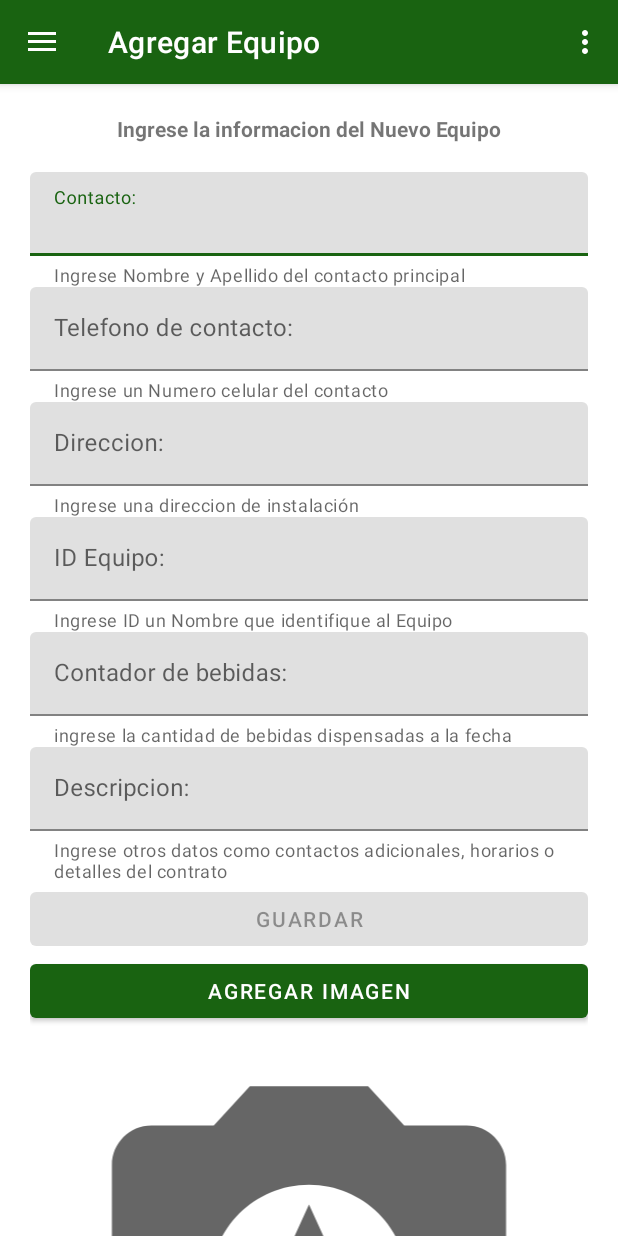
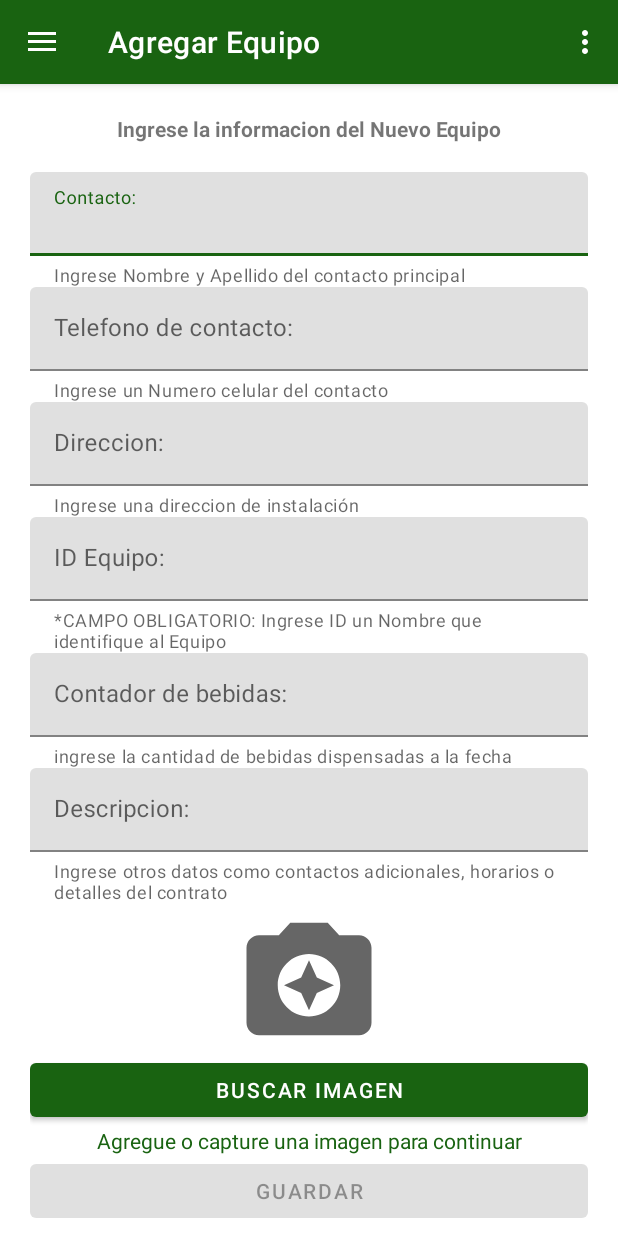
Before and after one commit to xwill007/Telemetria_Esp8266, an Android app: the screen it shows after launch once a user with an empty profile is signed in (MainActivity), on a phone screen of 412 x 824 dp. Run offline under Robolectric (Android 15) with nearby library versions, the phone set to English and light mode, and no system bars; our stand-ins replace Firebase (no records; nobody signed in at launch, a user with empty details on screens opened directly), navigation-ui.

Commit message:
foto y id obligatorios para registro de equipo

```diff
--- a/app/src/main/java/com/willvargas/telemetria_esp8266/Activities/SplashActivity.kt
+++ b/app/src/main/java/com/willvargas/telemetria_esp8266/Activities/SplashActivity.kt
@@ -4,12 +4,10 @@ import android.content.Intent
 import androidx.appcompat.app.AppCompatActivity
 import android.os.Bundle
 import android.view.Window
-import android.widget.Toast
 import com.google.firebase.auth.FirebaseAuth
 import com.google.firebase.auth.ktx.auth
 import com.google.firebase.ktx.Firebase
 import com.willvargas.telemetria_esp8266.R
-import java.security.AccessController.getContext
 import java.util.*
 import kotlin.concurrent.timerTask
 
@@ -25,7 +23,7 @@ class SplashActivity : AppCompatActivity() {
         val timer = Timer()
         timer.schedule(timerTask {
             if (auth.currentUser != null){
-                goToMainActivity() //USUARIO autenticado
+                goToMainActivity()
             }else{goToLoginActivity()}
         },1000
         )
--- a/app/src/main/java/com/willvargas/telemetria_esp8266/data/local/entities/Equipo.kt
+++ b/app/src/main/java/com/willvargas/telemetria_esp8266/data/local/entities/Equipo.kt
@@ -13,7 +13,7 @@ data class Equipo (
     @ColumnInfo(name = "telefonoContacto") val telefonoContacto :String ? = null,
     @ColumnInfo(name = "direccion") val direccion :String ? = null,
     @ColumnInfo(name = "idEquipo") val idEquipo :String ? = null,
-    @ColumnInfo(name = "contadorBebidas") val contadorBebidas :Long ? = null,
+    @ColumnInfo(name = "contadorBebidas") val contadorBebidas :String? = null,
     @ColumnInfo(name = "descripcion") val descripcion :String ? = null,
     @ColumnInfo(name = "imagenEquipo") val imagenEquipo :String ? = null,
     @ColumnInfo(name = "emailUsuario") val emailUsuario :String ? = null,
--- a/app/src/main/java/com/willvargas/telemetria_esp8266/data/server/EquiposServer.kt
+++ b/app/src/main/java/com/willvargas/telemetria_esp8266/data/server/EquiposServer.kt
@@ -9,7 +9,7 @@ class EquiposServer (
     val telefonoContacto :String ? = null,
     val direccion :String ? = null,
     val idEquipo :String ? = null,
-    val contadorBebidas :Long ? = null,
+    val contadorBebidas :String ? = null,
     val descripcion :String ? = null,
     val urlPicture :String ? = null,
     val emailUsuario :String ? = null
--- a/app/src/main/java/com/willvargas/telemetria_esp8266/ui/AgregarEquipoFragment.kt
+++ b/app/src/main/java/com/willvargas/telemetria_esp8266/ui/AgregarEquipoFragment.kt
@@ -32,6 +32,7 @@ class AgregarEquipoFragment : Fragment() {
     private lateinit var agregarEquipoBinding: FragmentAgregarEquipoBinding
     private lateinit var auth: FirebaseAuth
     private val File = 1
+    private var conFoto = false
 
     var resultLauncher =
         registerForActivityResult(ActivityResultContracts.StartActivityForResult()) { result->
@@ -49,27 +50,28 @@ class AgregarEquipoFragment : Fragment() {
     ): View? {
         agregarEquipoBinding = FragmentAgregarEquipoBinding.inflate(inflater, container, false)
 
-
+        //conFoto = false
         auth = Firebase.auth
         val idF = auth.currentUser?.uid
         val emailusuario = auth.currentUser?.email
 
         with(agregarEquipoBinding) {
             textViewUsuario.setText(emailusuario).toString()
-            agregarImagenButton.setOnClickListener { buscarImagen() }
+            //agregarImagenButton.setOnClickListener { buscarImagen() }
             takePictureImageView.setOnClickListener { tomarFoto() }
             guardarEquipo.setOnClickListener { subirFotoFirebase() }
 
             guardarEquipo.isEnabled = false
-            textViewCount.addTextChangedListener {
-                guardarEquipo.isEnabled =
-                    (textViewCount.length() >= 1) and (textViewId.length() >= 2)
+            textViewId.addTextChangedListener {
+                guardarEquipo.isEnabled = (textViewId.length() >= 2) and (conFoto)
             }
         }
         return agregarEquipoBinding.root
     }
 
     private fun tomarFoto() {
+        conFoto = true
+        agregarEquipoBinding.guardarEquipo.isEnabled =  (agregarEquipoBinding.textViewId.length() >= 2)
         val intent = Intent(MediaStore.ACTION_IMAGE_CAPTURE)
         resultLauncher.launch(intent)
     }
@@ -127,7 +129,7 @@ class AgregarEquipoFragment : Fragment() {
                     val telefonoContacto: String? = EditTextPhone.text.toString()
                     val direccion: String? = EditTextAddress.text.toString()
                     val idEquipo: String? = textViewId.text.toString()
-                    val contadorBebidas: Long? = textViewCount.text.toString().toLong()
+                    val contadorBebidas: String? = textViewCount.text.toString()
                     val descripcion: String? = textViewNote.text.toString()
                     val emailUsuario = auth.currentUser?.email
 
--- a/app/src/main/res/layout/fragment_agregar_equipo.xml
+++ b/app/src/main/res/layout/fragment_agregar_equipo.xml
@@ -84,7 +84,8 @@
             android:id="@+id/textViewCount"
             android:layout_width="match_parent"
             android:layout_height="wrap_content"
-            android:hint="@string/count_dispensation"/>
+            android:hint="@string/count_dispensation"
+            android:inputType="number" />
     </com.google.android.material.textfield.TextInputLayout>
 
     <com.google.android.material.textfield.TextInputLayout
@@ -99,25 +100,34 @@
             android:hint="@string/description"/>
     </com.google.android.material.textfield.TextInputLayout>
 
+
+    <ImageView
+        android:id="@+id/take_picture_image_view"
+        android:layout_width="100dp"
+        android:layout_height="100dp"
+        android:layout_gravity="center_horizontal"
+        android:contentDescription="@string/add_image_to_continue"
+        app:srcCompat="@drawable/ic_baseline_camera" />
+
+    <Button
+        android:id="@+id/buscar_imagen_button"
+        android:layout_width="match_parent"
+        android:layout_height="wrap_content"
+        android:text="@string/search_image" />
+
+    <TextView
+        android:id="@+id/textView"
+        android:layout_width="match_parent"
+        android:layout_height="wrap_content"
+        android:gravity="center_horizontal"
+        android:text="@string/add_image_to_continue"
+        android:textColor="@color/Verde_500" />
+
     <Button
         android:id="@+id/guardar_equipo"
         android:layout_width="match_parent"
         android:layout_height="wrap_content"
         android:text="@string/save" />
 
-    <Button
-        android:id="@+id/agregar_imagen_button"
-        android:layout_width="match_parent"
-        android:layout_height="wrap_content"
-        android:text="@string/add_image" />
-
-
-    <ImageView
-        android:id="@+id/take_picture_image_view"
-        android:layout_width="match_parent"
-        android:layout_height="315dp"
-        android:contentDescription="@string/empty"
-        app:srcCompat="@drawable/ic_baseline_camera" />
-
 </LinearLayout>
 </ScrollView>
--- a/app/src/main/res/values/strings.xml
+++ b/app/src/main/res/values/strings.xml
@@ -36,7 +36,7 @@
     <string name="input_NameAndLastname">Ingrese Nombre y Apellido del contacto principal</string>
     <string name="input_cellNumber">Ingrese un Numero celular del contacto</string>
     <string name="input_Address">Ingrese una direccion de instalación</string>
-    <string name="input_ID">Ingrese ID un Nombre que identifique al Equipo</string>
+    <string name="input_ID">*CAMPO OBLIGATORIO: Ingrese ID un Nombre que identifique al Equipo</string>
     <string name="count_dispensation">Contador de bebidas:</string>
     <string name="input_dispensation_counter">ingrese la cantidad de bebidas dispensadas a la fecha</string>
     <string name="add_image">Agregar imagen</string>
@@ -79,6 +79,8 @@
     <string name="device_list">lista de equipos</string>
     <string name="add_device">Agregar Equipo</string>
     <string name="delete_device">Borrar Equipo</string>
+    <string name="search_image">Buscar imagen</string>
+    <string name="add_image_to_continue">Agregue o capture una imagen para continuar</string>
 
 
 </resources>
```
